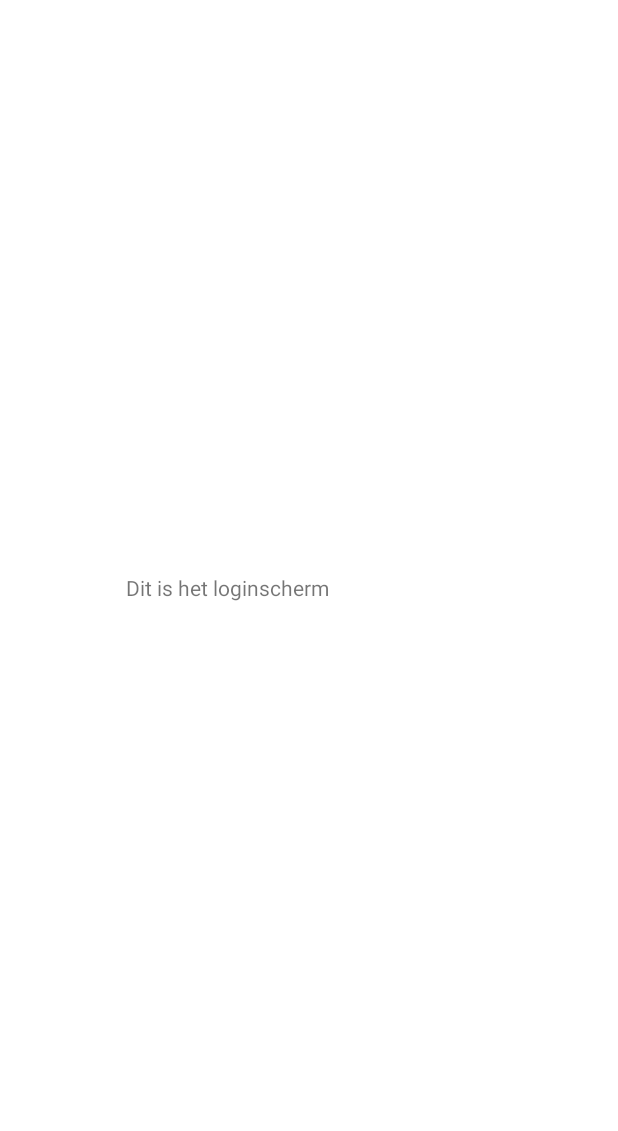
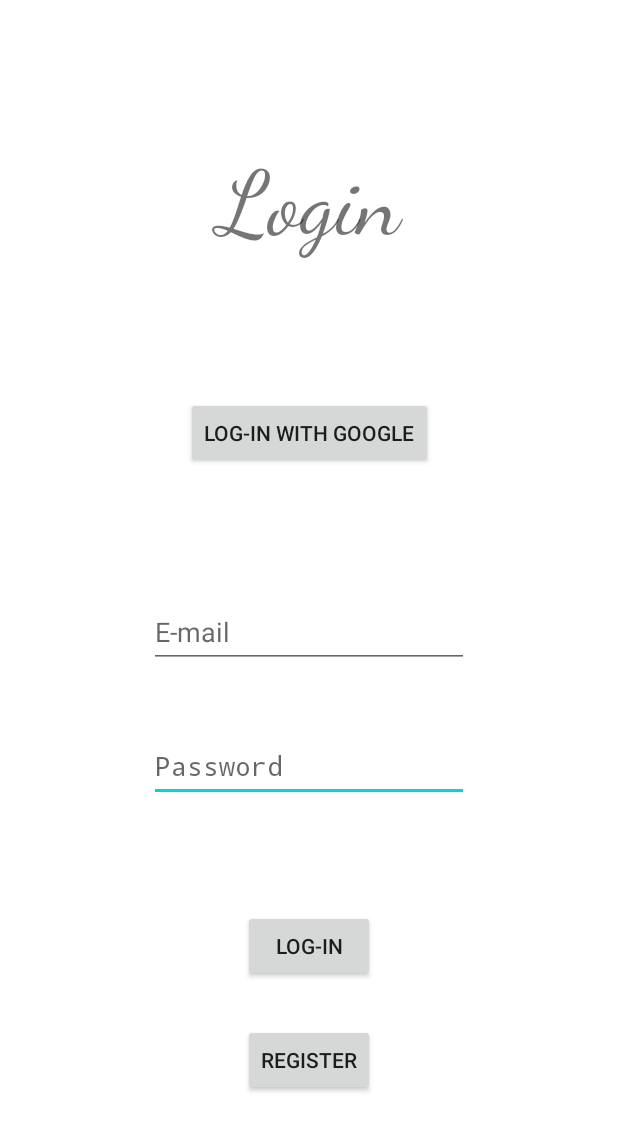
Before and after one commit to Maxet1000/appDevProject_Edmond_Max, an Android app: the LogInActivity screen opened directly, with no data from a screen before it, on a phone screen of 412 x 824 dp. Before the commit the part shown is almost empty. Shown: the top 1131 px of the screen. Run offline under Robolectric (Android 15) with nearby library versions, the phone set to English and light mode, and no system bars.

Commit message:
added lay-out for login screen

```diff
--- a/app/src/main/res/layout/activity_login.xml
+++ b/app/src/main/res/layout/activity_login.xml
@@ -6,13 +6,81 @@
     android:layout_height="match_parent">
 
     <TextView
-        android:id="@+id/textView"
-        android:layout_width="244dp"
-        android:layout_height="60dp"
-        android:text="Dit is het loginscherm"
+        android:id="@+id/loginTitel"
+        android:layout_width="230dp"
+        android:layout_height="80dp"
+        android:layout_marginBottom="32dp"
+        android:fontFamily="cursive"
+        android:text="Login"
+        android:textAlignment="center"
+        android:textSize="60sp"
         app:layout_constraintBottom_toBottomOf="parent"
         app:layout_constraintEnd_toEndOf="parent"
         app:layout_constraintStart_toStartOf="parent"
-        app:layout_constraintTop_toTopOf="parent" />
+        app:layout_constraintTop_toTopOf="parent"
+        app:layout_constraintVertical_bias="0.13999999" />
+
+    <EditText
+        android:id="@+id/passWordLogIn"
+        android:layout_width="wrap_content"
+        android:layout_height="wrap_content"
+        android:autofillHints=""
+        android:ems="10"
+        android:hint="Password"
+        android:inputType="textPassword"
+        android:minWidth="48dp"
+        android:minHeight="48dp"
+        app:layout_constraintBottom_toTopOf="@+id/logInButton"
+        app:layout_constraintEnd_toEndOf="parent"
+        app:layout_constraintStart_toStartOf="parent"
+        app:layout_constraintTop_toBottomOf="@+id/loginTitel"
+        app:layout_constraintVertical_bias="0.81" />
+
+    <EditText
+        android:id="@+id/editEmailAddressLogIn"
+        android:layout_width="wrap_content"
+        android:layout_height="wrap_content"
+        android:layout_marginTop="175dp"
+        android:ems="10"
+        android:hint="E-mail"
+        android:inputType="textEmailAddress"
+        android:minWidth="48dp"
+        android:minHeight="48dp"
+        app:layout_constraintBottom_toTopOf="@+id/passWordLogIn"
+        app:layout_constraintEnd_toEndOf="parent"
+        app:layout_constraintStart_toStartOf="parent"
+        app:layout_constraintTop_toBottomOf="@+id/loginTitel" />
+
+    <Button
+        android:id="@+id/logInButton"
+        android:layout_width="wrap_content"
+        android:layout_height="wrap_content"
+        android:layout_marginBottom="169dp"
+        android:text="Log-in"
+        app:iconTint="#009688"
+        app:layout_constraintBottom_toBottomOf="parent"
+        app:layout_constraintEnd_toEndOf="parent"
+        app:layout_constraintStart_toStartOf="parent" />
+
+    <Button
+        android:id="@+id/buttonGoogleLogIn"
+        android:layout_width="wrap_content"
+        android:layout_height="wrap_content"
+        android:text="Log-in with Google"
+        app:layout_constraintBottom_toTopOf="@+id/editEmailAddressLogIn"
+        app:layout_constraintEnd_toEndOf="parent"
+        app:layout_constraintStart_toStartOf="parent"
+        app:layout_constraintTop_toBottomOf="@+id/loginTitel" />
+
+    <Button
+        android:id="@+id/regIsterButton"
+        android:layout_width="wrap_content"
+        android:layout_height="wrap_content"
+        android:text="Register"
+        app:layout_constraintBottom_toBottomOf="parent"
+        app:layout_constraintEnd_toEndOf="parent"
+        app:layout_constraintStart_toStartOf="parent"
+        app:layout_constraintTop_toBottomOf="@+id/logInButton"
+        app:layout_constraintVertical_bias="0.23000002" />
 
 </androidx.constraintlayout.widget.ConstraintLayout>
```
